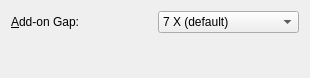
This is frontend_qt/grpUPCEAN.ui in novcom/zint as Qt 5 draws it before an edit. The edited form follows.
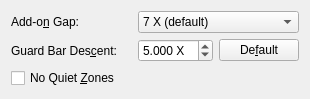
This is the edited form.

What changed in the file:
```diff
--- a/frontend_qt/grpUPCEAN.ui
+++ b/frontend_qt/grpUPCEAN.ui
@@ -21,11 +21,16 @@
   </property>
   <layout class="QVBoxLayout" name="verticalLayout">
    <item>
-    <layout class="QHBoxLayout" name="horizontalLayout">
-     <item>
+    <layout class="QGridLayout" name="gridLayoutUPCEAN">
+     <item row="0" column="0">
       <widget class="QLabel" name="lblUPCEANAddonGap">
        <property name="text">
-        <string>&amp;Add-on Gap:</string>
+        <string>Add-o&amp;n Gap:</string>
+       </property>
+       <property name="toolTip">
+        <string>Horizontal space in X-dimensions between
+main symbol and add-on (if any)
+(ignored if disabled)</string>
        </property>
        <property name="alignment">
         <set>Qt::AlignLeading|Qt::AlignLeft|Qt::AlignVCenter</set>
@@ -35,7 +40,7 @@
        </property>
       </widget>
      </item>
-     <item>
+     <item row="0" column="1">
       <widget class="QComboBox" name="cmbUPCEANAddonGap">
        <item>
         <property name="text">
@@ -69,10 +74,107 @@
        </item>
       </widget>
      </item>
+     <item row="1" column="0">
+      <widget class="QLabel" name="lblUPCEANGuardDescent">
+       <property name="toolTip">
+        <string>Height in X-dimensions that the guard bars
+descend below the main bars (default 5X)
+(ignored if disabled)</string>
+       </property>
+       <property name="text">
+        <string>Guard Bar Des&amp;cent:</string>
+       </property>
+       <property name="alignment">
+        <set>Qt::AlignLeading|Qt::AlignLeft|Qt::AlignVCenter</set>
+       </property>
+       <property name="buddy">
+        <cstring>spnUPCEANGuardDescent</cstring>
+       </property>
+      </widget>
+     </item>
+     <item row="1" column="1">
+      <layout class="QHBoxLayout" name="horzLayoutUPCEANGuardDescent">
+       <item>
+        <widget class="QDoubleSpinBox" name="spnUPCEANGuardDescent">
+         <property name="toolTip">
+          <string>Height in X-dimensions that the guard bars
+descend below the main bars (default 5X)
+(ignored if disabled)</string>
+         </property>
+         <property name="prefix">
+          <string/>
+         </property>
+         <property name="suffix">
+          <string> X</string>
+         </property>
+         <property name="decimals">
+          <number>3</number>
+         </property>
+         <property name="minimum">
+          <double>0.000000000000000</double>
+         </property>
+         <property name="maximum">
+          <double>20.000000000000000</double>
+         </property>
+         <property name="singleStep">
+          <double>0.100000000000000</double>
+         </property>
+         <property name="value">
+          <double>5.000000000000000</double>
+         </property>
+         <property name="accelerated">
+          <bool>true</bool>
+         </property>
+         <property name="sizePolicy">
+          <sizepolicy hsizetype="Minimum" vsizetype="Fixed">
+           <horstretch>2</horstretch>
+           <verstretch>0</verstretch>
+          </sizepolicy>
+         </property>
+        </widget>
+       </item>
+       <item>
+        <widget class="QPushButton" name="btnUPCEANGuardDefault">
+         <property name="toolTip">
+          <string>Reset guard bars descent height
+to default 5X</string>
+         </property>
+         <property name="text">
+          <string>De&amp;fault</string>
+         </property>
+         <property name="sizePolicy">
+          <sizepolicy hsizetype="Preferred" vsizetype="Fixed">
+           <horstretch>1</horstretch>
+           <verstretch>0</verstretch>
+          </sizepolicy>
+         </property>
+         <property name="sizeHint" stdset="0">
+          <size>
+           <width>40</width>
+           <height>20</height>
+          </size>
+         </property>
+        </widget>
+       </item>
+      </layout>
+     </item>
     </layout>
    </item>
    <item>
-    <spacer name="verticalSpacer">
+    <widget class="QCheckBox" name="chkUPCEANNoQuietZones">
+     <property name="text">
+      <string>No Quiet &amp;Zones</string>
+     </property>
+     <property name="checked">
+      <bool>false</bool>
+     </property>
+     <property name="toolTip">
+      <string>Do not add quiet zones to whitespace</string>
+     </property>
+    </widget>
+   </item>
+   <item>
+    <spacer name="verticalSpacerUPCEAN">
      <property name="orientation">
       <enum>Qt::Vertical</enum>
      </property>
```
Left out of the diff: 7 changed lines with no effect on the pictures.
